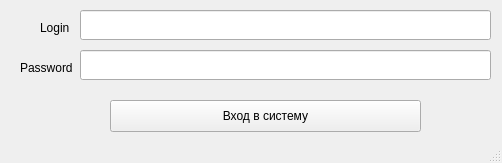
Old version of the form AuthorizationWindow.ui in the repository AntEugene/Print3dCompany.
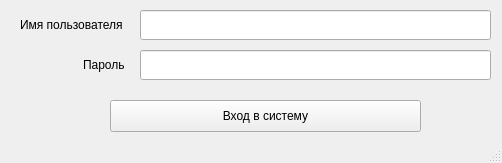
New version of the form.

```diff
--- a/AuthorizationWindow.ui
+++ b/AuthorizationWindow.ui
@@ -29,9 +29,9 @@
    <widget class="QLineEdit" name="lineEdit_Login">
     <property name="geometry">
      <rect>
-      <x>80</x>
+      <x>140</x>
       <y>10</y>
-      <width>411</width>
+      <width>351</width>
       <height>30</height>
      </rect>
     </property>
@@ -39,9 +39,9 @@
    <widget class="QLineEdit" name="lineEdit_Password">
     <property name="geometry">
      <rect>
-      <x>80</x>
+      <x>140</x>
       <y>50</y>
-      <width>411</width>
+      <width>351</width>
       <height>30</height>
      </rect>
     </property>
@@ -62,10 +62,10 @@
    <widget class="QLabel" name="label_Login">
     <property name="geometry">
      <rect>
-      <x>40</x>
-      <y>20</y>
-      <width>31</width>
-      <height>16</height>
+      <x>20</x>
+      <y>15</y>
+      <width>111</width>
+      <height>20</height>
      </rect>
     </property>
     <property name="sizePolicy">
@@ -75,7 +75,7 @@
      </sizepolicy>
     </property>
     <property name="text">
-     <string>Login</string>
+     <string>Имя пользователя</string>
     </property>
     <property name="textFormat">
      <enum>Qt::RichText</enum>
@@ -84,14 +84,14 @@
    <widget class="QLabel" name="label_Password">
     <property name="geometry">
      <rect>
-      <x>20</x>
-      <y>60</y>
+      <x>83</x>
+      <y>57</y>
       <width>57</width>
       <height>16</height>
      </rect>
     </property>
     <property name="text">
-     <string>Password</string>
+     <string>Пароль</string>
     </property>
    </widget>
    <zorder>Auth_button</zorder>
```
Left out of the diff: 2 changed lines with no effect on the pictures.
